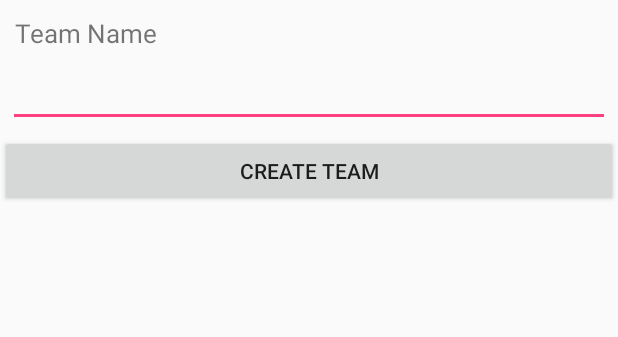
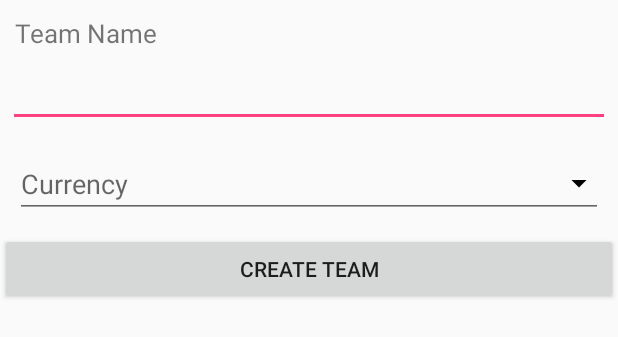
Before and after one commit to 123robi/FeeCollector, an Android app: the layout fragment_create_team.xml on its own in the app's theme, with its tools: preview values and no code run, on a phone screen of 412 x 824 dp. Shown: the top 337 px of the screen. Run offline under Robolectric (Android 15) with nearby library versions, the phone set to English and light mode, and no system bars; network calls fail.

Commit message:
Save team with currency

```diff
--- a/app/build.gradle
+++ b/app/build.gradle
@@ -12,6 +12,7 @@ apply plugin: 'io.fabric'
 
 repositories {
     maven { url 'https://maven.fabric.io/public' }
+    maven { url "https://jitpack.io" }
 }
 
 
@@ -61,6 +62,7 @@ dependencies {
     implementation 'com.google.android.gms:play-services-places:16.0.0'
     implementation 'com.google.firebase:firebase-core:16.0.5'
     implementation 'com.crashlytics.sdk.android:crashlytics:2.9.6'
+    implementation 'com.github.midorikocak:currency-picker-android:1.1.9'
 }
 
 apply plugin: 'com.google.gms.google-services'
--- a/app/src/main/res/layout/fragment_create_team.xml
+++ b/app/src/main/res/layout/fragment_create_team.xml
@@ -1,5 +1,6 @@
 <?xml version="1.0" encoding="utf-8"?>
 <LinearLayout xmlns:android="http://schemas.android.com/apk/res/android"
+	xmlns:app="http://schemas.android.com/apk/res-auto"
 	xmlns:tools="http://schemas.android.com/tools"
 	android:layout_width="match_parent"
 	android:layout_height="match_parent"
@@ -24,6 +25,27 @@
 		android:layout_marginBottom="15dip"
 		android:inputType="text"
 		android:singleLine="true" />
+	<LinearLayout
+		android:layout_width="match_parent"
+		android:layout_height="wrap_content"
+		android:padding="10dp"
+		android:orientation="horizontal">
+
+		<ImageView
+			android:id="@+id/imageView"
+			android:layout_width="wrap_content"
+			android:layout_height="wrap_content"
+			android:layout_gravity="center"/>
+
+		<AutoCompleteTextView
+			android:id="@+id/choose_currency"
+			android:clickable="false"
+			android:focusable="false"
+			android:layout_width="match_parent"
+			android:layout_height="wrap_content"
+			android:drawableRight="@drawable/ic_arrow_drop_down_black_24dp"
+			android:hint="@string/create_team_currency"/>
+	</LinearLayout>
 
 	<Button
 		android:id="@+id/create_team"
--- a/app/src/main/res/values/strings.xml
+++ b/app/src/main/res/values/strings.xml
@@ -157,4 +157,5 @@
     <string name="send_notification_email_subject">Notification</string>
 	<string name="toast_successful_saving_fee_to_user">You have successfully saved fee to the user</string>
     <string name="toast_unsuccessful_saving_fee_to_user">There was a problem. Please try again later.</string>
+    <string name="create_team_currency">Currency</string>
 </resources>
```
Also changed, not shown: app/src/main/java/eu/rkosir/feecollector/fragment/dashboardFragment/CreateTeam.java (+57 -2 lines).
